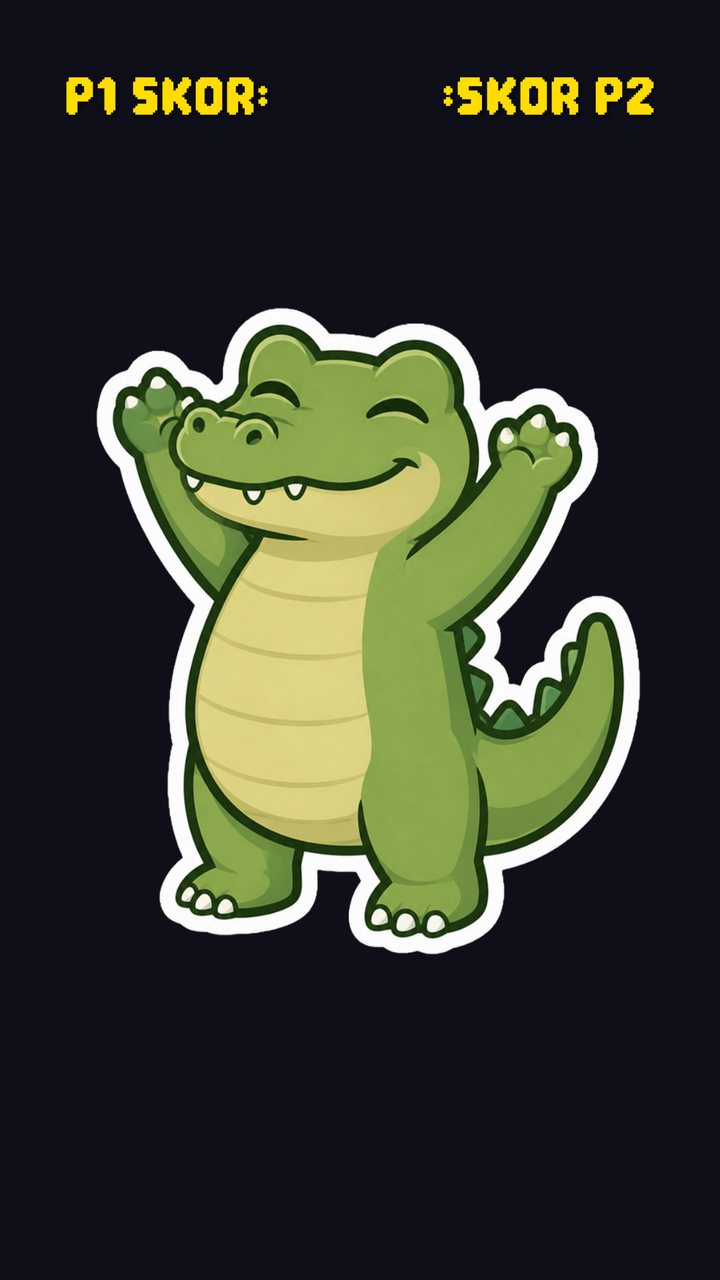
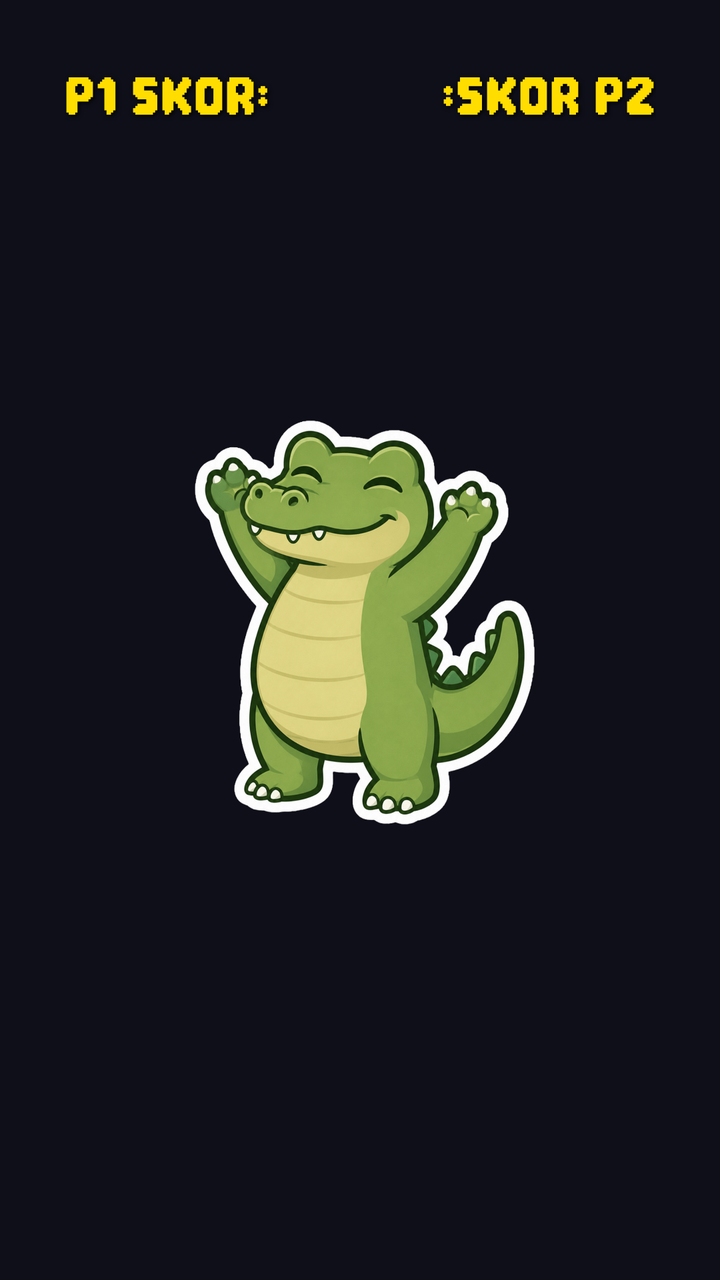

Compare the two renders of this Android layout. The source of the first and the diff that turns it into the second are given below.
<!-- AndroidManifest.xml: application theme Theme.KinetiQFun -->
<!-- res/layout/layout_game_three_overlay.xml -->
<?xml version="1.0" encoding="utf-8"?>
<androidx.constraintlayout.widget.ConstraintLayout xmlns:android="http://schemas.android.com/apk/res/android"
    xmlns:app="http://schemas.android.com/apk/res-auto"
    android:layout_width="match_parent"
    android:layout_height="match_parent"
    android:elevation="45dp">

    
    <TextView
        android:id="@+id/txtRound"
        android:layout_width="wrap_content"
        android:layout_height="wrap_content"
        android:layout_marginTop="32dp"
        android:text="ROUND 1/4"
        android:textColor="@android:color/white"
        android:textSize="40sp"
        android:fontFamily="@font/game_font"
        android:shadowColor="#000000"
        android:shadowDx="2"
        android:shadowDy="2"
        android:shadowRadius="5"
        android:visibility="gone"
        app:layout_constraintTop_toTopOf="parent"
        app:layout_constraintStart_toStartOf="parent"
        app:layout_constraintEnd_toEndOf="parent" />

    <TextView
        android:id="@+id/txtP1Score"
        android:layout_width="wrap_content"
        android:layout_height="wrap_content"
        android:layout_marginStart="32dp"
        android:layout_marginTop="32dp"
        android:text="P1 SKOR: "
        android:textColor="#FFDD00"
        android:textSize="36sp"
        android:fontFamily="@font/game_font"
        android:shadowColor="#000000"
        android:shadowDx="2"
        android:shadowDy="2"
        android:shadowRadius="5"
        app:layout_constraintTop_toTopOf="parent"
        app:layout_constraintStart_toStartOf="parent" />

    <TextView
        android:id="@+id/txtP2Score"
        android:layout_width="wrap_content"
        android:layout_height="wrap_content"
        android:layout_marginEnd="32dp"
        android:layout_marginTop="32dp"
        android:text=":SKOR P2"
        android:textColor="#FFDD00"
        android:textSize="36sp"
        android:fontFamily="@font/game_font"
        android:shadowColor="#000000"
        android:shadowDx="2"
        android:shadowDy="2"
        android:shadowRadius="5"
        app:layout_constraintTop_toTopOf="parent"
        app:layout_constraintEnd_toEndOf="parent" />

    
    <View
        android:id="@+id/centerLine"
        android:layout_width="2dp"
        android:layout_height="match_parent"
        android:background="#44FFFFFF"
        android:visibility="gone"
        app:layout_constraintStart_toStartOf="parent"
        app:layout_constraintEnd_toEndOf="parent"/>

    
    
    <ImageView
        android:id="@+id/imgTargetPose"
        android:layout_width="400dp"
        android:layout_height="400dp"
        android:scaleType="fitCenter"
        android:layout_marginBottom="32dp"
        android:src="@drawable/posebuaya"
        app:layout_constraintTop_toTopOf="parent"
        app:layout_constraintBottom_toBottomOf="parent"
        app:layout_constraintStart_toStartOf="parent"
        app:layout_constraintEnd_toEndOf="parent"/>

    
    <TextView
        android:id="@+id/txtTimer"
        android:layout_width="wrap_content"
        android:layout_height="wrap_content"
        android:text="5"
        android:textColor="#FFDD00"
        android:textSize="180sp"
        android:fontFamily="@font/game_font"
        android:shadowColor="#000000"
        android:shadowDx="5"
        android:shadowDy="5"
        android:shadowRadius="15"
        android:visibility="gone"
        app:layout_constraintTop_toTopOf="parent"
        app:layout_constraintBottom_toBottomOf="parent"
        app:layout_constraintStart_toStartOf="parent"
        app:layout_constraintEnd_toEndOf="parent" />

    
    <androidx.constraintlayout.widget.ConstraintLayout
        android:id="@+id/polaroidContainer"
        android:layout_width="match_parent"
        android:layout_height="match_parent"
        android:visibility="gone">

        
        <View
            android:layout_width="match_parent"
            android:layout_height="match_parent"
            android:background="#99000000" />

        
        <androidx.cardview.widget.CardView
            android:id="@+id/cardP1"
            android:layout_width="350dp"
            android:layout_height="wrap_content"
            android:rotation="-8"
            app:cardBackgroundColor="@android:color/white"
            app:cardCornerRadius="8dp"
            app:cardElevation="16dp"
            app:layout_constraintBottom_toTopOf="@id/txtRoundWinner"
            app:layout_constraintEnd_toStartOf="@id/guidelineCenter"
            app:layout_constraintStart_toStartOf="parent"
            app:layout_constraintTop_toTopOf="parent">

            <LinearLayout
                android:layout_width="match_parent"
                android:layout_height="wrap_content"
                android:orientation="vertical"
                android:padding="16dp">

                <ImageView
                    android:id="@+id/imgSnapshotP1"
                    android:layout_width="match_parent"
                    android:layout_height="250dp"
                    android:scaleType="centerCrop"
                    android:background="@android:color/black" />

                <TextView
                    android:id="@+id/txtP1Sim"
                    android:layout_width="match_parent"
                    android:layout_height="wrap_content"
                    android:layout_marginTop="12dp"
                    android:layout_marginBottom="4dp"
                    android:gravity="center"
                    android:text="0% MIRIP"
                    android:textColor="#000000"
                    android:textSize="24sp"
                    android:fontFamily="@font/game_font" />
            </LinearLayout>
        </androidx.cardview.widget.CardView>

        
        <androidx.constraintlayout.widget.Guideline
            android:id="@+id/guidelineCenter"
            android:layout_width="wrap_content"
            android:layout_height="wrap_content"
            android:orientation="vertical"
            app:layout_constraintGuide_percent="0.5" />

        
        <androidx.cardview.widget.CardView
            android:id="@+id/cardP2"
            android:layout_width="350dp"
            android:layout_height="wrap_content"
            android:rotation="8"
            app:cardBackgroundColor="@android:color/white"
            app:cardCornerRadius="8dp"
            app:cardElevation="16dp"
            app:layout_constraintBottom_toTopOf="@id/txtRoundWinner"
            app:layout_constraintEnd_toEndOf="parent"
            app:layout_constraintStart_toEndOf="@id/guidelineCenter"
            app:layout_constraintTop_toTopOf="parent">

            <LinearLayout
                android:layout_width="match_parent"
                android:layout_height="wrap_content"
                android:orientation="vertical"
                android:padding="16dp">

                <ImageView
                    android:id="@+id/imgSnapshotP2"
                    android:layout_width="match_parent"
                    android:layout_height="250dp"
                    android:scaleType="centerCrop"
                    android:background="@android:color/black" />

                <TextView
                    android:id="@+id/txtP2Sim"
                    android:layout_width="match_parent"
                    android:layout_height="wrap_content"
                    android:layout_marginTop="12dp"
                    android:layout_marginBottom="4dp"
                    android:gravity="center"
                    android:text="36% MIRIP"
                    android:textColor="#000000"
                    android:textSize="24sp"
                    android:fontFamily="@font/game_font" />
            </LinearLayout>
        </androidx.cardview.widget.CardView>

        <TextView
            android:id="@+id/txtRoundWinner"
            android:layout_width="match_parent"
            android:layout_height="wrap_content"
            android:layout_marginBottom="48dp"
            android:gravity="center"
            android:text="P2 LEBIH MANTAP!"
            android:textColor="#FFDD00"
            android:textSize="40sp"
            android:fontFamily="@font/game_font"
            android:shadowColor="#000000"
            android:shadowDx="3"
            android:shadowDy="3"
            android:shadowRadius="5"
            app:layout_constraintBottom_toBottomOf="parent" />

    </androidx.constraintlayout.widget.ConstraintLayout>
</androidx.constraintlayout.widget.ConstraintLayout>
<!-- resources referenced by this layout -->
<resources>
  <!-- drawable posebuaya: png bitmap (drawable, 433162 bytes) -->
  <style name="Theme.KinetiQFun" parent="Theme.MaterialComponents.DayNight.NoActionBar">
          <item name="colorPrimary">@color/colorPrimary</item>
          <item name="colorPrimaryDark">@color/colorPrimaryDark</item>
          <item name="colorAccent">@color/colorAccent</item>
          <item name="android:windowBackground">@color/colorBackgroundDark</item>
          <item name="android:textColorPrimary">@color/textColorPrimary</item>
          <item name="android:textColorSecondary">@color/textColorSecondary</item>
          <item name="android:fontFamily">@font/game_font</item>
      </style>
  <color name="colorPrimary">#00F0FF</color>
  <color name="colorPrimaryDark">#00B8C4</color>
  <color name="colorAccent">#FF0055</color>
  <color name="colorBackgroundDark">#0F0F1A</color>
  <color name="textColorPrimary">#FFFFFF</color>
  <color name="textColorSecondary">#B3FFFFFF</color>
</resources>

<!-- the commit's change to res/layout/layout_game_three_overlay.xml (unified diff, before → after) -->
@@ -72,8 +72,8 @@
     
     <ImageView
         android:id="@+id/imgTargetPose"
-        android:layout_width="400dp"
-        android:layout_height="400dp"
+        android:layout_width="250dp"
+        android:layout_height="250dp"
         android:scaleType="fitCenter"
         android:layout_marginBottom="32dp"
         android:src="@drawable/posebuaya"
